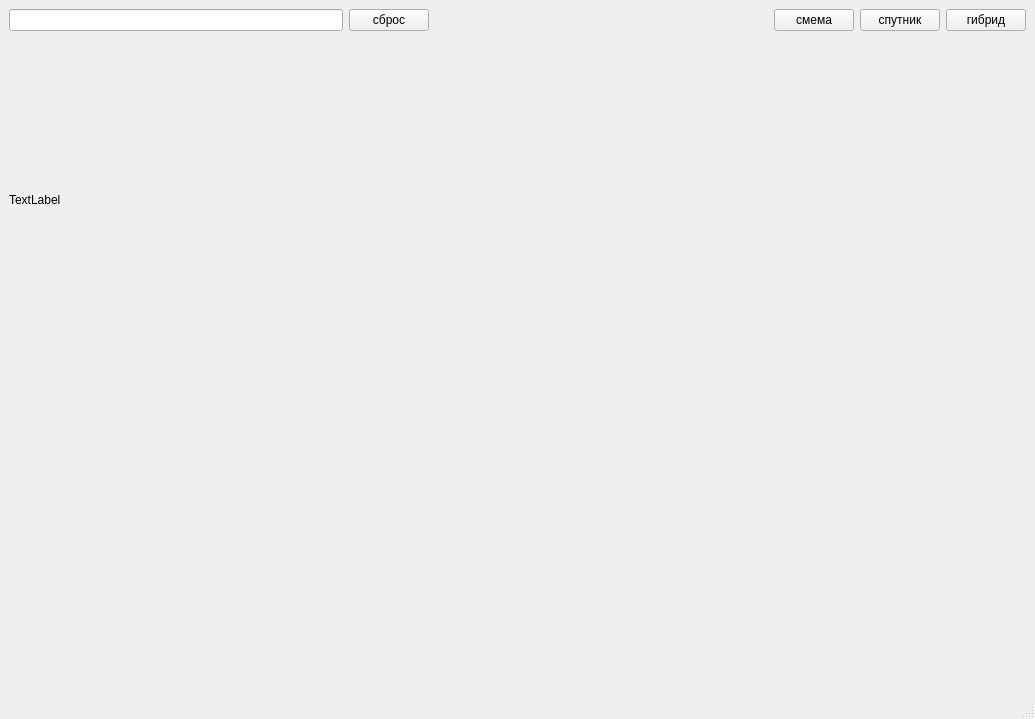
Above: main_window.ui from BadCatSet/YandexMapsApi before the change. Below: the same form after it.
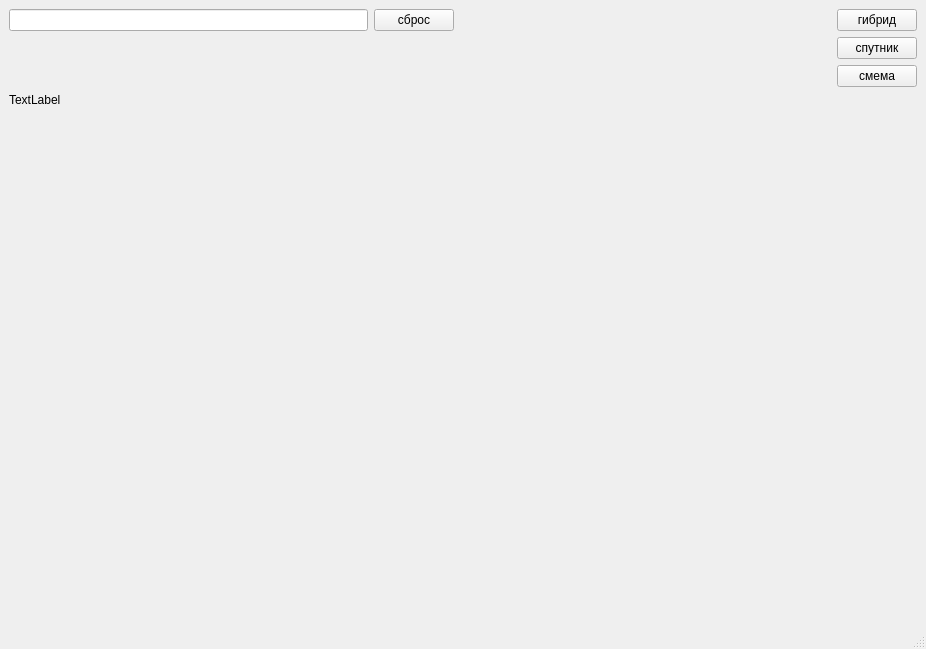
That is the form after the change.

Commit message: task 8 completed(ui)

Diff of the .ui file:
```diff
--- a/main_window.ui
+++ b/main_window.ui
@@ -6,8 +6,8 @@
    <rect>
     <x>0</x>
     <y>0</y>
-    <width>1035</width>
-    <height>719</height>
+    <width>926</width>
+    <height>649</height>
    </rect>
   </property>
   <property name="windowTitle">
@@ -18,6 +18,42 @@
     <item row="0" column="0">
      <widget class="QLineEdit" name="g_search"/>
     </item>
+    <item row="2" column="5">
+     <widget class="QPushButton" name="g_layer1">
+      <property name="text">
+       <string>смема</string>
+      </property>
+     </widget>
+    </item>
+    <item row="0" column="2" rowspan="3">
+     <spacer name="g_spacer1">
+      <property name="orientation">
+       <enum>Qt::Horizontal</enum>
+      </property>
+      <property name="sizeType">
+       <enum>QSizePolicy::Expanding</enum>
+      </property>
+      <property name="sizeHint" stdset="0">
+       <size>
+        <width>40</width>
+        <height>20</height>
+       </size>
+      </property>
+     </spacer>
+    </item>
+    <item row="3" column="1" rowspan="3" colspan="5">
+     <spacer name="verticalSpacer">
+      <property name="orientation">
+       <enum>Qt::Vertical</enum>
+      </property>
+      <property name="sizeHint" stdset="0">
+       <size>
+        <width>20</width>
+        <height>40</height>
+       </size>
+      </property>
+     </spacer>
+    </item>
     <item row="0" column="1">
      <widget class="QPushButton" name="g_reset">
       <property name="text">
@@ -32,44 +68,21 @@
       </property>
      </widget>
     </item>
-    <item row="1" column="0">
+    <item row="3" column="0">
      <widget class="QLabel" name="g_map">
       <property name="text">
        <string>TextLabel</string>
       </property>
      </widget>
     </item>
-    <item row="0" column="3">
-     <widget class="QPushButton" name="g_layer1">
-      <property name="text">
-       <string>смема</string>
-      </property>
-     </widget>
-    </item>
-    <item row="0" column="4">
+    <item row="1" column="5">
      <widget class="QPushButton" name="g_layer2">
       <property name="text">
        <string>спутник</string>
       </property>
      </widget>
     </item>
-    <item row="0" column="2">
-     <spacer name="g_spacer1">
-      <property name="orientation">
-       <enum>Qt::Horizontal</enum>
-      </property>
-      <property name="sizeType">
-       <enum>QSizePolicy::Expanding</enum>
-      </property>
-      <property name="sizeHint" stdset="0">
-       <size>
-        <width>40</width>
-        <height>20</height>
-       </size>
-      </property>
-     </spacer>
-    </item>
-    <item row="2" column="0" colspan="5">
+    <item row="5" column="0">
      <spacer name="g_spacer2">
       <property name="orientation">
        <enum>Qt::Vertical</enum>
@@ -82,18 +95,12 @@
       </property>
      </spacer>
     </item>
-    <item row="1" column="3" colspan="3">
-     <spacer name="verticalSpacer">
-      <property name="orientation">
-       <enum>Qt::Vertical</enum>
+    <item row="4" column="0">
+     <widget class="QLabel" name="inform_map">
+      <property name="text">
+       <string/>
       </property>
-      <property name="sizeHint" stdset="0">
-       <size>
-        <width>20</width>
-        <height>40</height>
-       </size>
-      </property>
-     </spacer>
+     </widget>
     </item>
    </layout>
   </widget>
```
Left out of the diff: 2 changed lines with no effect on the pictures. The commit also changes 2 other files.
